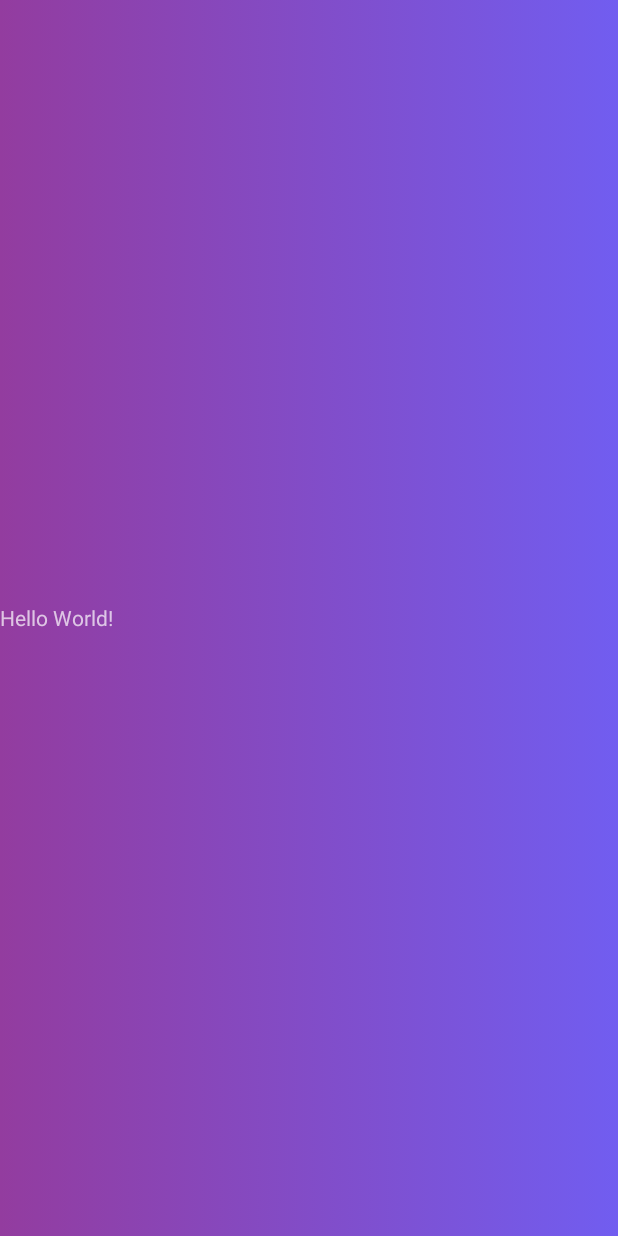
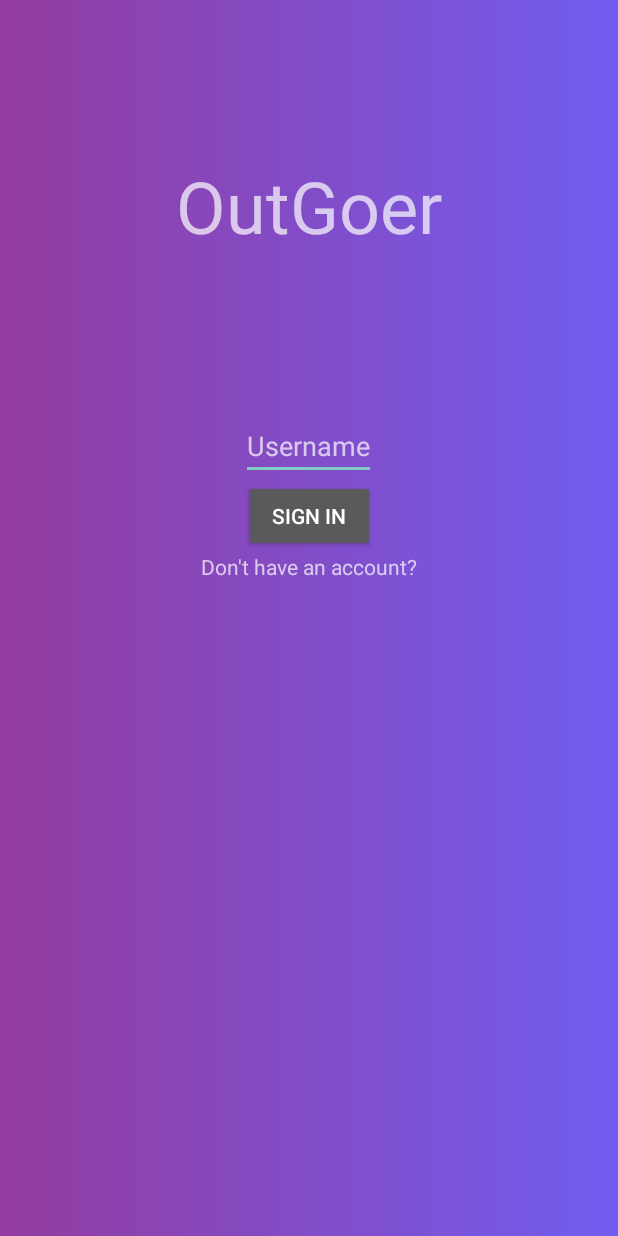
Before and after one commit to MatWoj27/out-goer, an Android app: the screen it shows after launch (LoginActivity), on a phone screen of 412 x 824 dp. Run offline under Robolectric (Android 15) with nearby library versions, the phone set to English and light mode, and no system bars; our stand-ins replace ButterKnife.

Commit message:
Animated gradient background for LoginActivity and animated fragment replace

```diff
--- a/app/src/main/AndroidManifest.xml
+++ b/app/src/main/AndroidManifest.xml
@@ -10,7 +10,8 @@
         android:supportsRtl="true"
         android:theme="@style/AppTheme">
         <activity android:name=".MainActivity"/>
-        <activity android:name=".LoginActivity">
+        <activity android:name=".LoginActivity"
+            android:theme="@style/Theme.AppCompat.NoActionBar">
             <intent-filter>
                 <action android:name="android.intent.action.MAIN" />
 
--- a/app/src/main/java/com/mattech/outgoer/LoginActivity.java
+++ b/app/src/main/java/com/mattech/outgoer/LoginActivity.java
@@ -1,26 +1,89 @@
 package com.mattech.outgoer;
 
+import android.annotation.SuppressLint;
 import android.app.Activity;
+import android.app.Fragment;
+import android.app.FragmentTransaction;
 import android.graphics.drawable.AnimationDrawable;
 import android.os.Bundle;
+import android.support.v7.app.AppCompatActivity;
+import android.widget.FrameLayout;
 import android.widget.LinearLayout;
+
+import com.mattech.outgoer.fragments.SignInFragment;
+import com.mattech.outgoer.fragments.SignUpFragment;
 
 import butterknife.BindView;
 import butterknife.ButterKnife;
 
-public class LoginActivity extends Activity {
+public class LoginActivity extends AppCompatActivity implements SignInFragment.ActionPerformedListener, SignUpFragment.ActionPerformedListener {
+    private AnimationDrawable animationDrawable;
 
     @BindView(R.id.login_layout)
     LinearLayout loginLayout;
+
+    @BindView(R.id.login_frame)
+    FrameLayout loginFrame;
+
+    enum AnimationType {
+        LEFT_TO_RIGHT,
+        RIGHT_TO_LEFT,
+        NO_ANIM
+    }
 
     @Override
     protected void onCreate(Bundle savedInstanceState) {
         super.onCreate(savedInstanceState);
         setContentView(R.layout.activity_login);
         ButterKnife.bind(this);
-        AnimationDrawable animationDrawable = (AnimationDrawable) loginLayout.getBackground();
+        animationDrawable = (AnimationDrawable) loginLayout.getBackground();
         animationDrawable.setEnterFadeDuration(2500);
         animationDrawable.setExitFadeDuration(3500);
+        SignInFragment signInFragment = new SignInFragment();
+        changeFragment(signInFragment, AnimationType.NO_ANIM);
+    }
+
+    @Override
+    protected void onStart() {
+        super.onStart();
         animationDrawable.start();
     }
+
+    @Override
+    public void signIn() {
+    }
+
+    @Override
+    public void goToSignUp() {
+        SignUpFragment signUpFragment = new SignUpFragment();
+        changeFragment(signUpFragment, AnimationType.LEFT_TO_RIGHT);
+    }
+
+    @Override
+    public void signUp() {
+    }
+
+    @Override
+    public void goToSignIn() {
+        SignInFragment signInFragment = new SignInFragment();
+        changeFragment(signInFragment, AnimationType.RIGHT_TO_LEFT);
+    }
+
+    private void changeFragment(android.support.v4.app.Fragment fragment, AnimationType animationType) {
+        android.support.v4.app.FragmentTransaction ft = getSupportFragmentManager().beginTransaction();
+        switch (animationType) {
+            case LEFT_TO_RIGHT:
+                ft.setCustomAnimations(R.anim.enter_right_to_left, R.anim.exit_right_to_left,
+                        R.anim.enter_left_to_right, R.anim.exit_left_to_right);
+                break;
+            case RIGHT_TO_LEFT:
+                ft.setCustomAnimations(R.anim.enter_left_to_right, R.anim.exit_left_to_right,
+                        R.anim.enter_right_to_left, R.anim.exit_right_to_left);
+                break;
+        }
+        ft.replace(R.id.login_frame, fragment);
+        ft.addToBackStack(null);
+        ft.setTransition(FragmentTransaction.TRANSIT_FRAGMENT_FADE);
+        ft.commit();
+    }
 }
--- /dev/null
+++ b/app/src/main/java/com/mattech/outgoer/fragments/SignInFragment.java
@@ -0,0 +1,57 @@
+package com.mattech.outgoer.fragments;
+
+import android.content.Context;
+import android.os.Bundle;
+import android.app.Fragment;
+import android.view.LayoutInflater;
+import android.view.View;
+import android.view.ViewGroup;
+import android.widget.Button;
+import android.widget.EditText;
+import android.widget.TextView;
+
+import com.mattech.outgoer.R;
+
+import butterknife.BindView;
+import butterknife.ButterKnife;
+
+public class SignInFragment extends android.support.v4.app.Fragment {
+    ActionPerformedListener listener;
+
+    @BindView(R.id.username)
+    EditText username;
+
+    @BindView(R.id.sign_in_btn)
+    Button signInBtn;
+
+    @BindView(R.id.sign_up)
+    TextView signUp;
+
+    public interface ActionPerformedListener {
+        void signIn();
+        void goToSignUp();
+    }
+
+    @Override
+    public void onAttach(Context context) {
+        super.onAttach(context);
+        if(context instanceof ActionPerformedListener){
+            listener = (ActionPerformedListener) context;
+        } else {
+            throw new RuntimeException(context.toString() + " has to implement SignInFragment.ActionPerformedListener");
+        }
+    }
+
+    @Override
+    public View onCreateView(LayoutInflater inflater, ViewGroup container,
+                             Bundle savedInstanceState) {
+        View view = inflater.inflate(R.layout.fragment_sign_in, container, false);
+        ButterKnife.bind(this, view);
+        signUp.setOnClickListener(v -> {
+                    if (listener != null)
+                        listener.goToSignUp();
+                }
+        );
+        return view;
+    }
+}
--- /dev/null
+++ b/app/src/main/res/anim/enter_left_to_right.xml
@@ -0,0 +1,7 @@
+<?xml version="1.0" encoding="utf-8"?>
+<set xmlns:android="http://schemas.android.com/apk/res/android">
+    <translate
+        android:fromXDelta="-100%"
+        android:toXDelta="0%"
+        android:duration="500"/>
+</set>
--- /dev/null
+++ b/app/src/main/res/anim/enter_right_to_left.xml
@@ -0,0 +1,7 @@
+<?xml version="1.0" encoding="utf-8"?>
+<set xmlns:android="http://schemas.android.com/apk/res/android">
+    <translate
+        android:fromXDelta="100%"
+        android:toXDelta="0%"
+        android:duration="500"/>
+</set>
--- /dev/null
+++ b/app/src/main/res/anim/exit_left_to_right.xml
@@ -0,0 +1,7 @@
+<?xml version="1.0" encoding="utf-8"?>
+<set xmlns:android="http://schemas.android.com/apk/res/android">
+    <translate
+        android:fromXDelta="0%"
+        android:toXDelta="100%"
+        android:duration="500"/>
+</set>
--- /dev/null
+++ b/app/src/main/res/anim/exit_right_to_left.xml
@@ -0,0 +1,7 @@
+<?xml version="1.0" encoding="utf-8"?>
+<set xmlns:android="http://schemas.android.com/apk/res/android">
+    <translate
+        android:fromXDelta="0%"
+        android:toXDelta="-100%"
+        android:duration="500"/>
+</set>
--- a/app/src/main/res/layout/activity_login.xml
+++ b/app/src/main/res/layout/activity_login.xml
@@ -1,17 +1,27 @@
 <?xml version="1.0" encoding="utf-8"?>
 <LinearLayout xmlns:android="http://schemas.android.com/apk/res/android"
-    xmlns:app="http://schemas.android.com/apk/res-auto"
     xmlns:tools="http://schemas.android.com/tools"
     android:id="@+id/login_layout"
-    style="@style/GradientTheme"
+    android:background="@drawable/gradient_list"
     android:layout_width="match_parent"
     android:layout_height="match_parent"
+    android:orientation="vertical"
+    android:weightSum="3"
     tools:context="com.mattech.outgoer.LoginActivity">
 
     <TextView
         android:layout_width="wrap_content"
-        android:layout_height="wrap_content"
-        android:layout_gravity="center"
-        android:text="Hello World!" />
+        android:layout_height="0dp"
+        android:layout_gravity="center_horizontal"
+        android:layout_weight="1"
+        android:gravity="center"
+        android:text="@string/app_name"
+        android:textSize="48sp" />
+
+    <FrameLayout
+        android:id="@+id/login_frame"
+        android:layout_width="match_parent"
+        android:layout_height="0dp"
+        android:layout_weight="2" />
 
 </LinearLayout>
--- /dev/null
+++ b/app/src/main/res/layout/fragment_sign_in.xml
@@ -0,0 +1,30 @@
+<LinearLayout xmlns:android="http://schemas.android.com/apk/res/android"
+    xmlns:tools="http://schemas.android.com/tools"
+    android:layout_width="match_parent"
+    android:layout_height="match_parent"
+    android:orientation="vertical"
+    tools:context="com.mattech.outgoer.fragments.SignInFragment">
+
+    <EditText
+        android:id="@+id/username"
+        android:layout_width="wrap_content"
+        android:layout_height="wrap_content"
+        android:layout_gravity="center_horizontal"
+        android:hint="@string/username_hint" />
+
+    <Button
+        android:id="@+id/sign_in_btn"
+        android:layout_width="wrap_content"
+        android:layout_height="wrap_content"
+        android:layout_gravity="center_horizontal"
+        android:text="@string/sign_in" />
+
+    <TextView
+        android:id="@+id/sign_up"
+        android:layout_width="wrap_content"
+        android:layout_height="wrap_content"
+        android:layout_gravity="center_horizontal"
+        android:clickable="true"
+        android:text="@string/go_to_sign_up" />
+
+</LinearLayout>
--- a/app/src/main/res/values/strings.xml
+++ b/app/src/main/res/values/strings.xml
@@ -1,3 +1,9 @@
 <resources>
     <string name="app_name">OutGoer</string>
+    <string name="username_hint">Username</string>
+    <string name="sign_in">Sign In</string>
+    <string name="go_to_sign_up">Don\'t have an account?</string>
+    <string name="mail_hint">example@mail.com</string>
+    <string name="sign_up">Sign Up</string>
+    <string name="go_to_sign_in">Already have an account?</string>
 </resources>
--- a/app/src/main/res/values/styles.xml
+++ b/app/src/main/res/values/styles.xml
@@ -3,12 +3,6 @@
     <style name="AppTheme" parent="Theme.AppCompat">
         <item name="colorPrimary">@color/colorPrimary</item>
         <!--<item name="colorBackground">@color/colorBackground</item>--> // causes eroors
-        <!-- Customize your theme here. -->
-    </style>
-
-    <style name="GradientTheme" parent="Theme.Design.NoActionBar">
-        <item name="android:background">@drawable/gradient_list</item>
-        <!--<item name=""-->
     </style>
 
 </resources>
```
Also changed, not shown: app/src/main/java/com/mattech/outgoer/fragments/SignUpFragment.java (added, +58 -0 lines), app/src/main/res/layout/fragment_sign_up.xml (added, +27 -0 lines).
